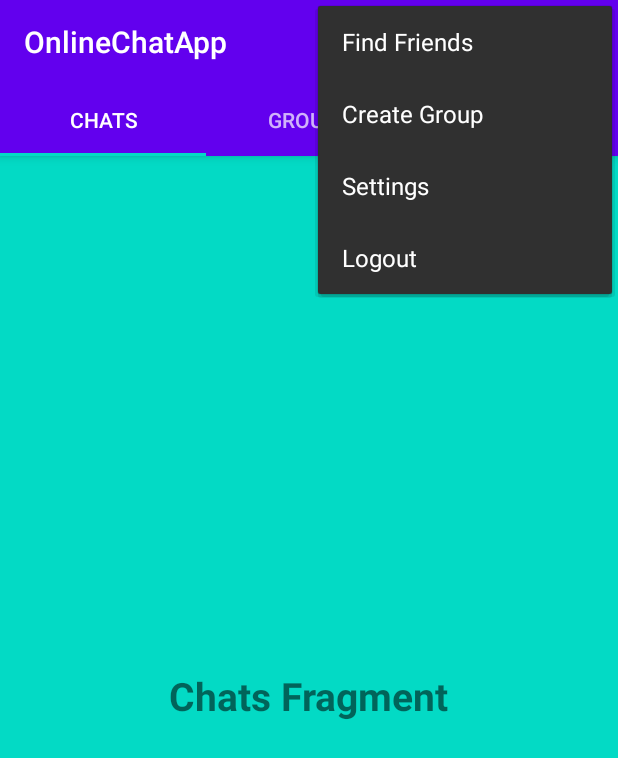
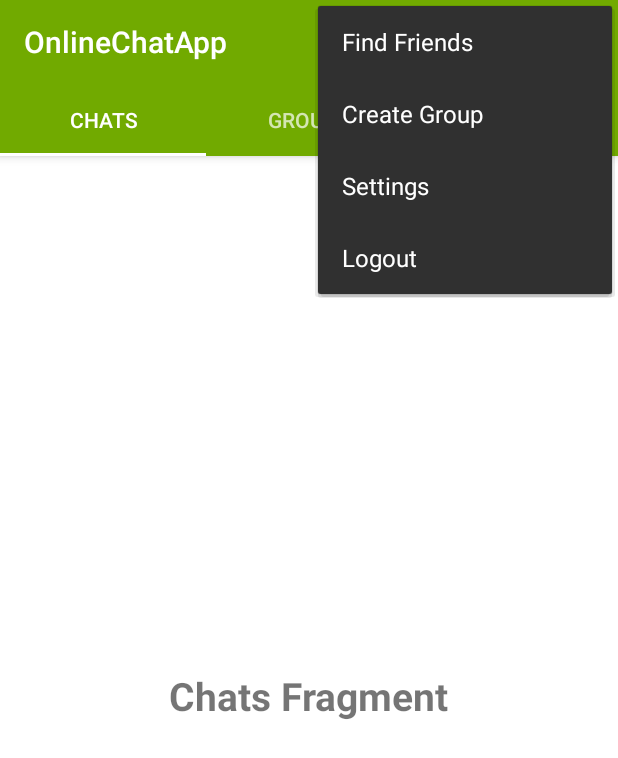
Before and after one commit to Genwei-Zhang/August, an Android app: the MainActivity screen opened directly, with no data from a screen before it, with the options menu open, on a phone screen of 412 x 824 dp. Shown: the top 758 px of the screen. Run offline under Robolectric (Android 15) with nearby library versions, the phone set to English and light mode, and no system bars; our stand-ins replace Firebase (no records; nobody signed in at launch, a user with empty details on screens opened directly); 1 statement that could not run was skipped.

Commit message:
22th episode

```diff
--- a/app/build.gradle
+++ b/app/build.gradle
@@ -7,7 +7,7 @@ android {
 
     defaultConfig {
         applicationId "com.example.imapp"
-        minSdkVersion 19
+        minSdkVersion 21
         targetSdkVersion 30
         versionCode 1
         versionName "1.0"
@@ -34,6 +34,8 @@ dependencies {
     implementation 'androidx.legacy:legacy-support-v4:1.0.0'
     implementation 'com.google.android.material:material:1.1.0'
     implementation 'com.google.firebase:firebase-messaging:20.2.3'
+    implementation 'com.android.support:appcompat-v7:28.0.0'
+    implementation 'com.android.support.constraint:constraint-layout:1.1.3'
     testImplementation 'junit:junit:4.12'
     androidTestImplementation 'androidx.test.ext:junit:1.1.1'
     implementation 'de.hdodenhof:circleimageview:3.1.0'
--- a/app/src/main/AndroidManifest.xml
+++ b/app/src/main/AndroidManifest.xml
@@ -11,7 +11,8 @@
         android:roundIcon="@mipmap/ic_launcher_round"
         android:supportsRtl="true"
         android:theme="@style/AppTheme">
-        <activity android:name=".SettingsActivity"></activity>
+        <activity android:name=".GroupChatActivity"></activity>
+        <activity android:name=".SettingsActivity" />
         <activity android:name=".RegisterActivity" />
         <activity android:name=".LoginActivity" />
         <activity android:name=".MainActivity">
--- a/app/src/main/res/layout/activity_main.xml
+++ b/app/src/main/res/layout/activity_main.xml
@@ -4,7 +4,7 @@
     xmlns:tools="http://schemas.android.com/tools"
     android:layout_width="match_parent"
     android:layout_height="match_parent"
-    android:background="@color/colorAccent"
+    android:background="@color/design_default_color_background"
     tools:context=".MainActivity">
 
 
--- a/app/src/main/res/layout/app_bar_layout.xml
+++ b/app/src/main/res/layout/app_bar_layout.xml
@@ -1,6 +1,6 @@
 <?xml version="1.0" encoding="utf-8"?>
 <androidx.appcompat.widget.Toolbar xmlns:android="http://schemas.android.com/apk/res/android"
-    android:id="@+id/main_app_bar" android:background="@color/colorPrimary"
+    android:id="@+id/main_app_bar" android:background="#71AA00"
     android:layout_width="match_parent" android:layout_height="wrap_content"
     android:theme="@style/ThemeOverlay.AppCompat.Dark.ActionBar">
 
--- a/app/src/main/res/values/styles.xml
+++ b/app/src/main/res/values/styles.xml
@@ -2,9 +2,9 @@
     <!-- Base application theme. -->
     <style name="AppTheme" parent="Theme.AppCompat.Light.NoActionBar">
         <!-- Customize your theme here. -->
-        <item name="colorPrimary">@color/colorPrimary</item>
-        <item name="colorPrimaryDark">@color/colorPrimaryDark</item>
-        <item name="colorAccent">@color/colorAccent</item>
+        <item name="colorPrimary">#71AA00</item>
+        <item name="colorPrimaryDark">#639500</item>
+        <item name="colorAccent">@color/design_default_color_background</item>
     </style>
 
 
```
Also changed, not shown: app/src/main/java/com/example/imapp/GroupsFragment.java (+14 -0 lines).
